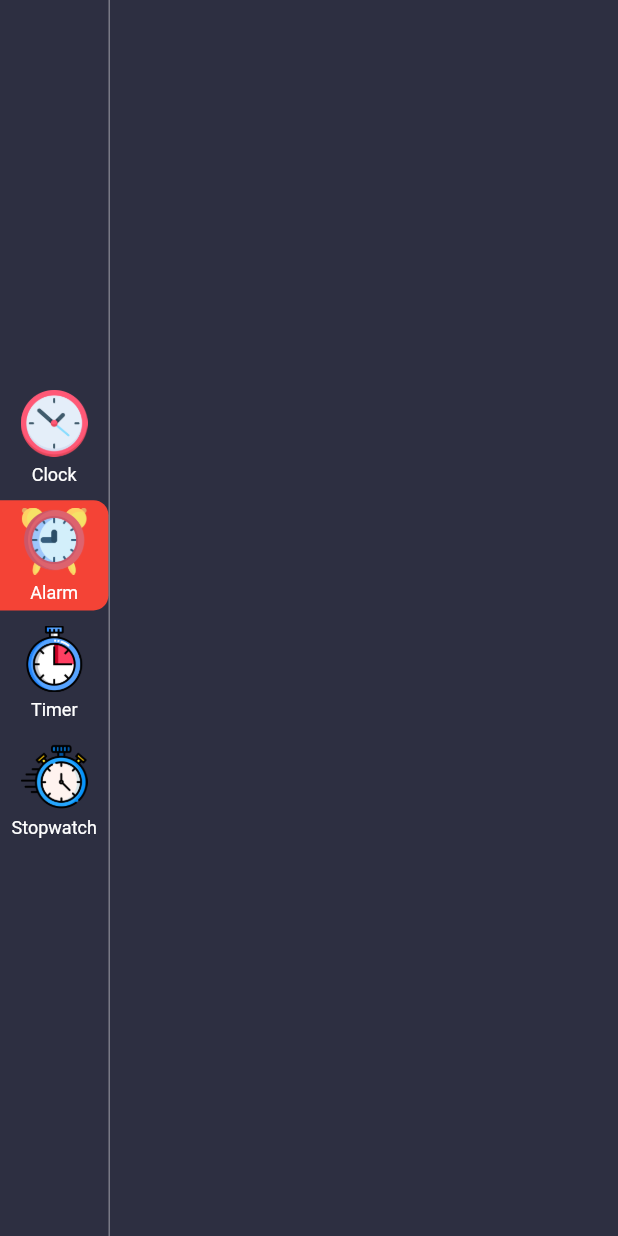
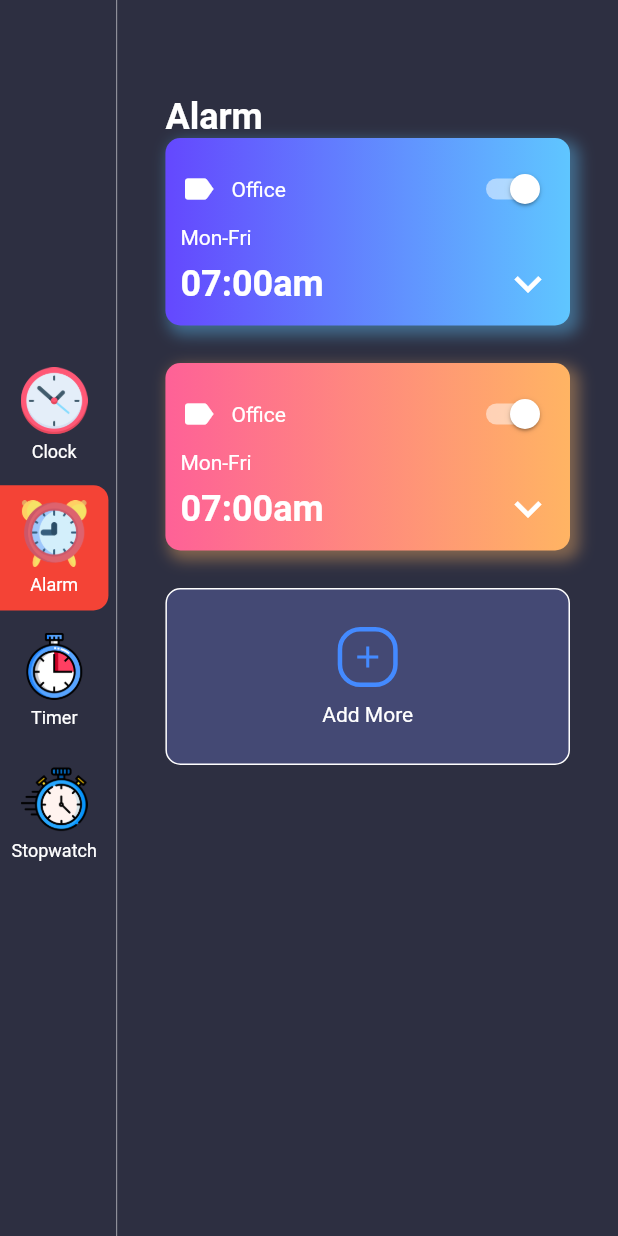
Before and after one commit to Iamdheeraj22/clock_app, a Flutter app: the screen it shows after launch, after a tap on "Alarm", on a phone screen of 412 x 824 dp. Run offline on Flutter 3.47's test engine with Material 2 defaults, Android fonts, the phone set to English and light mode, and no system bars; our stand-ins replace dotted_border.

Commit message:
complete UI part of the AlarmPage

```diff
--- a/lib/Presentation/Pages/AlarmPage.dart
+++ b/lib/Presentation/Pages/AlarmPage.dart
@@ -1,4 +1,8 @@
+import 'package:dotted_border/dotted_border.dart';
 import 'package:flutter/material.dart';
+
+import '../../Util/CustomColors.dart';
+import '../../Util/data.dart';
 
 class AlarmPage extends StatefulWidget {
   AlarmPage({Key? key}) : super(key: key);
@@ -10,6 +14,136 @@ class AlarmPage extends StatefulWidget {
 class _AlarmPageState extends State<AlarmPage> {
   @override
   Widget build(BuildContext context) {
-    return Container();
+    return Container(
+      padding: EdgeInsets.symmetric(horizontal: 32, vertical: 64),
+      child: Column(
+        crossAxisAlignment: CrossAxisAlignment.start,
+        children: [
+          Text(
+            "Alarm",
+            style: TextStyle(
+                fontWeight: FontWeight.w700, color: Colors.white, fontSize: 24),
+          ),
+          Expanded(
+            child: ListView(
+              shrinkWrap: true,
+              children: alarmList.map((alarmInfo) {
+                return Container(
+                  margin: EdgeInsets.only(bottom: 25),
+                  padding: EdgeInsets.all(10.0),
+                  decoration: BoxDecoration(
+                      gradient:
+                          LinearGradient(colors: alarmInfo.gradientColors),
+                      boxShadow: [
+                        BoxShadow(
+                            color:
+                                alarmInfo.gradientColors.last.withOpacity(0.4),
+                            blurRadius: 8,
+                            spreadRadius: 2,
+                            offset: Offset(4, 4))
+                      ],
+                      borderRadius: BorderRadius.circular(10)),
+                  child: Column(
+                    crossAxisAlignment: CrossAxisAlignment.start,
+                    children: [
+                      Row(
+                        mainAxisAlignment: MainAxisAlignment.start,
+                        children: [
+                          Row(
+                            children: const [
+                              Icon(
+                                Icons.label,
+                                color: Colors.white,
+                                size: 24,
+                              ),
+                              SizedBox(
+                                width: 10,
+                              ),
+                              Text(
+                                "Office",
+                                style: TextStyle(color: Colors.white),
+                              ),
+                            ],
+                          ),
+                          Spacer(),
+                          Switch(
+                            value: true,
+                            onChanged: (v) {},
+                            activeColor: Colors.white,
+                          )
+                        ],
+                      ),
+                      Text(
+                        "Mon-Fri",
+                        style: TextStyle(color: Colors.white),
+                      ),
+                      SizedBox(
+                        height: 5,
+                      ),
+                      Row(
+                        mainAxisAlignment: MainAxisAlignment.spaceBetween,
+                        children: [
+                          Text(
+                            "07:00am",
+                            style: TextStyle(
+                                color: Colors.white,
+                                fontSize: 24,
+                                fontWeight: FontWeight.w700),
+                          ),
+                          Icon(
+                            Icons.keyboard_arrow_down,
+                            size: 36,
+                            color: Colors.white,
+                          )
+                        ],
+                      ),
+                    ],
+                  ),
+                );
+              }).followedBy([
+                Container(
+                  padding: EdgeInsets.symmetric(
+                    vertical: 25,
+                  ),
+                  decoration: BoxDecoration(
+                      color: CustomColors.clockBG,
+                      borderRadius: BorderRadius.circular(10),
+                      border: Border.all(
+                        color: Colors.white,
+                        width: 1,
+                        style: BorderStyle.solid,
+                      )),
+                  child: InkWell(
+                    onTap: () {},
+                    child: Column(
+                      children: [
+                        Container(
+                          padding: EdgeInsets.all(5),
+                          decoration: BoxDecoration(
+                              border: Border.all(
+                                  color: Colors.blueAccent, width: 3),
+                              borderRadius: BorderRadius.circular(15)),
+                          child: Icon(
+                            Icons.add,
+                            color: Colors.blueAccent,
+                          ),
+                        ),
+                        SizedBox(
+                          height: 10,
+                        ),
+                        Text(
+                          "Add More",
+                          style: TextStyle(color: Colors.white),
+                        )
+                      ],
+                    ),
+                  ),
+                ),
+              ]).toList(),
+            ),
+          )
+        ],
+      ),
+    );
   }
-}
+} //
--- a/lib/Presentation/Pages/ClockPage.dart
+++ b/lib/Presentation/Pages/ClockPage.dart
@@ -33,7 +33,7 @@ class _ClockPageState extends State<ClockPage> {
 
     if (!timeString.startsWith("-")) offSetSign = "+";
     return Container(
-      padding: EdgeInsets.symmetric(vertical: 64, horizontal: 32),
+      padding: const EdgeInsets.symmetric(vertical: 64, horizontal: 32),
       child: Column(
         crossAxisAlignment: CrossAxisAlignment.start,
         children: [
@@ -42,8 +42,8 @@ class _ClockPageState extends State<ClockPage> {
             fit: FlexFit.tight,
             child: Column(
               crossAxisAlignment: CrossAxisAlignment.start,
-              children: [
-                Text(
+              children:const [
+                 Text(
                   "Clock",
                   style: TextStyle(fontSize: 32, color: Colors.white),
                 ),
@@ -57,11 +57,11 @@ class _ClockPageState extends State<ClockPage> {
                 children: [
                   Text(
                     formattedTime.toString(),
-                    style: TextStyle(fontSize: 64, color: Colors.white),
+                    style:const TextStyle(fontSize: 64, color: Colors.white),
                   ),
                   Text(
                     formattedDate,
-                    style: TextStyle(fontSize: 32, color: Colors.white),
+                    style:const TextStyle(fontSize: 32, color: Colors.white),
                   ),
                 ],
               )),
@@ -79,28 +79,28 @@ class _ClockPageState extends State<ClockPage> {
             child: Column(
               crossAxisAlignment: CrossAxisAlignment.start,
               children: [
-                SizedBox(
+               const SizedBox(
                   height: 25,
                 ),
-                Text(
+              const  Text(
                   "Timezone",
                   style: TextStyle(fontSize: 32, color: Colors.white),
                 ),
-                SizedBox(
+              const  SizedBox(
                   height: 10,
                 ),
                 Row(
                   children: [
-                    Icon(
+                   const Icon(
                       Icons.language,
                       color: Colors.white,
                     ),
-                    SizedBox(
+                  const  SizedBox(
                       width: 10,
                     ),
                     Text(
-                      "UTC   " + offSetSign + timeString,
-                      style: TextStyle(fontSize: 14, color: Colors.white),
+                      "UTC   $offSetSign$timeString",
+                      style:const TextStyle(fontSize: 14, color: Colors.white),
                     ),
                   ],
                 )
--- a/lib/Presentation/Pages/HomePage.dart
+++ b/lib/Presentation/Pages/HomePage.dart
@@ -1,15 +1,10 @@
-import 'dart:async';
-import 'dart:math';
-
 import 'package:clock_app/Presentation/Pages/ClockPage.dart';
 import 'package:clock_app/Presentation/Pages/StopwatchPage.dart';
 import 'package:clock_app/Presentation/Pages/TimerPage.dart';
-import 'package:clock_app/Presentation/widgets/ClockView.dart';
 import 'package:clock_app/Provider/MenuInfo.dart';
 import 'package:clock_app/Util/Enums.dart';
 import 'package:clock_app/Util/data.dart';
 import 'package:flutter/material.dart';
-import 'package:intl/intl.dart';
 import 'package:provider/provider.dart';
 
 import '../../Util/Common.dart';
@@ -66,7 +61,7 @@ class _HomePageState extends State<HomePage> {
             menuInfo.updateMenu(currentMenuInfo);
           },
           child: Container(
-            margin: EdgeInsets.only(bottom: 5),
+            margin: EdgeInsets.only(bottom: 5, right: 5.0),
             width: width(context) / 5.7,
             decoration: BoxDecoration(
                 borderRadius: const BorderRadius.only(
@@ -75,7 +70,8 @@ class _HomePageState extends State<HomePage> {
                 color: currentMenuInfo.menuType == value.menuType
                     ? Colors.red
                     : Colors.transparent),
-            padding: const EdgeInsets.symmetric(vertical: 5.0, horizontal: 5.0),
+            padding:
+                const EdgeInsets.symmetric(vertical: 10.0, horizontal: 5.0),
             child: Column(
               crossAxisAlignment: CrossAxisAlignment.center,
               children: [
--- /dev/null
+++ b/lib/Provider/AlarmInfo.dart
@@ -0,0 +1,10 @@
+import 'package:flutter/material.dart';
+
+class AlarmInfo {
+  DateTime? alarmDateTime;
+  String? description;
+  bool? isActive;
+  List<Color> gradientColors;
+  AlarmInfo(this.alarmDateTime,
+      {this.description, this.isActive, required this.gradientColors});
+}
--- /dev/null
+++ b/lib/Util/CustomColors.dart
@@ -0,0 +1,37 @@
+import 'package:flutter/material.dart';
+
+class CustomColors {
+  static Color primaryTextColor = Colors.white;
+  static Color dividerColor = Colors.white54;
+  static Color pageBackgroundColor = Color(0xFF2D2F41);
+  static Color menuBackgroundColor = Color(0xFF242634);
+
+  static Color clockBG = Color(0xFF444974);
+  static Color clockOutline = Color(0xFFEAECFF);
+  static Color? secHandColor = Colors.orange[300];
+  static Color minHandStatColor = Color(0xFF748EF6);
+  static Color minHandEndColor = Color(0xFF77DDFF);
+  static Color hourHandStatColor = Color(0xFFC279FB);
+  static Color hourHandEndColor = Color(0xFFEA74AB);
+}
+
+class GradientColors {
+  final List<Color> colors;
+  GradientColors(this.colors);
+
+  static List<Color> sky = [Color(0xFF6448FE), Color(0xFF5FC6FF)];
+  static List<Color> sunset = [Color(0xFFFE6197), Color(0xFFFFB463)];
+  static List<Color> sea = [Color(0xFF61A3FE), Color(0xFF63FFD5)];
+  static List<Color> mango = [Color(0xFFFFA738), Color(0xFFFFE130)];
+  static List<Color> fire = [Color(0xFFFF5DCD), Color(0xFFFF8484)];
+}
+
+class GradientTemplate {
+  static List<GradientColors> gradientTemplate = [
+    GradientColors(GradientColors.sky),
+    GradientColors(GradientColors.sunset),
+    GradientColors(GradientColors.sea),
+    GradientColors(GradientColors.mango),
+    GradientColors(GradientColors.fire),
+  ];
+}
--- a/lib/Util/data.dart
+++ b/lib/Util/data.dart
@@ -1,5 +1,9 @@
 import 'package:clock_app/Provider/MenuInfo.dart';
 import 'package:clock_app/Util/Enums.dart';
+import 'package:flutter/widgets.dart';
+
+import '../Provider/AlarmInfo.dart';
+import 'CustomColors.dart';
 
 List<MenuInfo> menuItems = [
   MenuInfo(MenuType.clock, title: "Clock", imageResource: "assets/clock.png"),
@@ -9,3 +13,10 @@ List<MenuInfo> menuItems = [
   MenuInfo(MenuType.stopwatch,
       title: "Stopwatch", imageResource: "assets/stopwatch.png"),
 ];
+
+List<AlarmInfo> alarmList = [
+  AlarmInfo(DateTime.now().add(Duration(hours: 1)),
+      description: "Office", gradientColors: GradientColors.sky),
+  AlarmInfo(DateTime.now().add(Duration(hours: 2)),
+      description: "Sport", gradientColors: GradientColors.sunset)
+];
--- a/pubspec.yaml
+++ b/pubspec.yaml
@@ -38,6 +38,7 @@ dependencies:
   cupertino_icons: ^1.0.2
   intl: ^0.17.0
   provider: ^6.0.4
+  dotted_border: ^2.0.0+3
 
 dev_dependencies:
   flutter_test:
```
Also changed, not shown: pubspec.lock.
